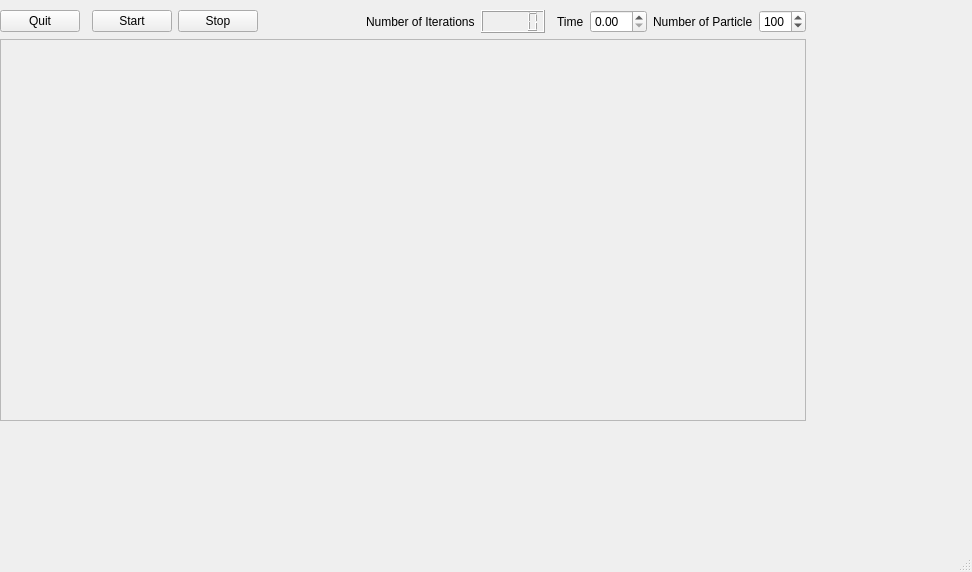
The window that codigos/QtRandon/SimpleHidrodynamic/interface.ui (emiliobrazil/randomview) describes before a commit, drawn with Qt 5.
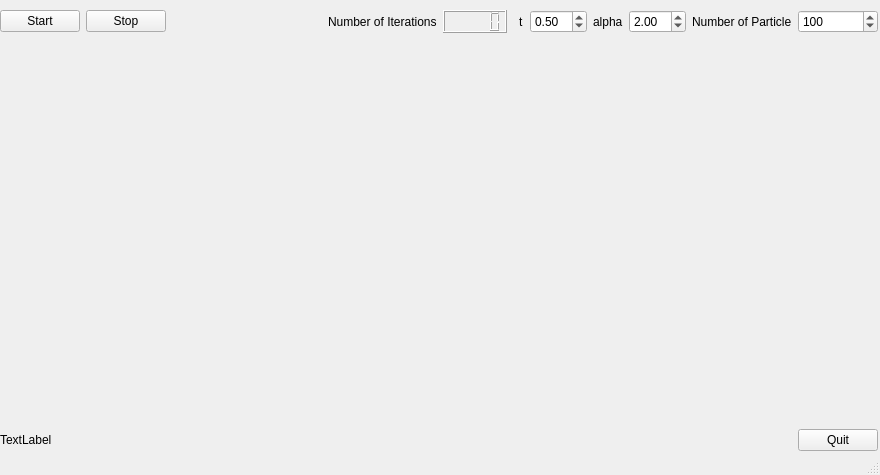
The same window after the commit.

What changed in the file:
```diff
--- a/codigos/QtRandon/SimpleHidrodynamic/interface.ui
+++ b/codigos/QtRandon/SimpleHidrodynamic/interface.ui
@@ -6,8 +6,8 @@
    <rect>
     <x>0</x>
     <y>0</y>
-    <width>972</width>
-    <height>572</height>
+    <width>880</width>
+    <height>475</height>
    </rect>
   </property>
   <property name="windowTitle">
@@ -19,19 +19,12 @@
      <rect>
       <x>0</x>
       <y>10</y>
-      <width>806</width>
-      <height>411</height>
+      <width>878</width>
+      <height>441</height>
      </rect>
     </property>
     <layout class="QGridLayout" name="gridLayout">
-     <item row="0" column="0">
-      <widget class="QPushButton" name="quitButton">
-       <property name="text">
-        <string>Quit</string>
-       </property>
-      </widget>
-     </item>
-     <item row="0" column="11">
+     <item row="0" column="13">
       <widget class="QSpinBox" name="numberOfParticleSpinBox">
        <property name="minimum">
         <number>21</number>
@@ -44,7 +37,7 @@
        </property>
       </widget>
      </item>
-     <item row="0" column="10">
+     <item row="0" column="12">
       <widget class="QLabel" name="label">
        <property name="text">
         <string>Number of Particle</string>
@@ -75,16 +68,6 @@
        </property>
       </widget>
      </item>
-     <item row="1" column="0" colspan="12">
-      <widget class="QFrame" name="frame">
-       <property name="frameShape">
-        <enum>QFrame::StyledPanel</enum>
-       </property>
-       <property name="frameShadow">
-        <enum>QFrame::Raised</enum>
-       </property>
-      </widget>
-     </item>
      <item row="0" column="4">
       <spacer name="horizontalSpacer">
        <property name="orientation">
@@ -92,22 +75,60 @@
        </property>
        <property name="sizeHint" stdset="0">
         <size>
-         <width>40</width>
+         <width>30</width>
          <height>20</height>
         </size>
        </property>
       </spacer>
      </item>
      <item row="0" column="9">
-      <widget class="QDoubleSpinBox" name="timeSpinBox"/>
+      <widget class="QDoubleSpinBox" name="timeSpinBox">
+       <property name="value">
+        <double>0.500000000000000</double>
+       </property>
+      </widget>
      </item>
      <item row="0" column="8">
       <widget class="QLabel" name="label_3">
        <property name="text">
-        <string>Time</string>
+        <string>t</string>
        </property>
       </widget>
      </item>
+     <item row="2" column="13">
+      <widget class="QPushButton" name="quitButton">
+       <property name="text">
+        <string>Quit</string>
+       </property>
+      </widget>
+     </item>
+     <item row="0" column="11">
+      <widget class="QDoubleSpinBox" name="alphaSpinBox">
+       <property name="value">
+        <double>2.000000000000000</double>
+       </property>
+      </widget>
+     </item>
+     <item row="0" column="10">
+      <widget class="QLabel" name="label_4">
+       <property name="text">
+        <string>alpha</string>
+       </property>
+      </widget>
+     </item>
+     <item row="2" column="2" colspan="11">
+      <widget class="QLabel" name="label_5">
+       <property name="text">
+        <string>TextLabel</string>
+       </property>
+      </widget>
+     </item>
+     <item row="1" column="2" colspan="12">
+      <widget class="QWidget" name="widget" native="true">
+       <zorder>quitButton</zorder>
+       <zorder>quitButton</zorder>
+      </widget>
+     </item>
     </layout>
    </widget>
   </widget>
```
Left out of the diff: 1 changed line with no effect on the pictures.
